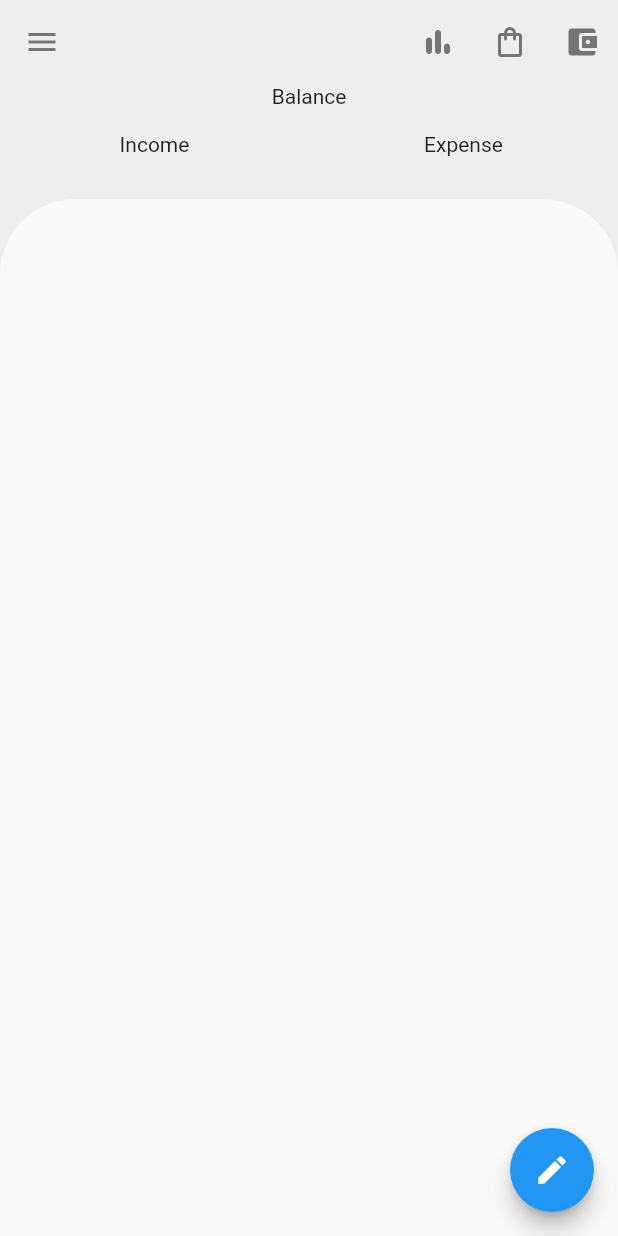
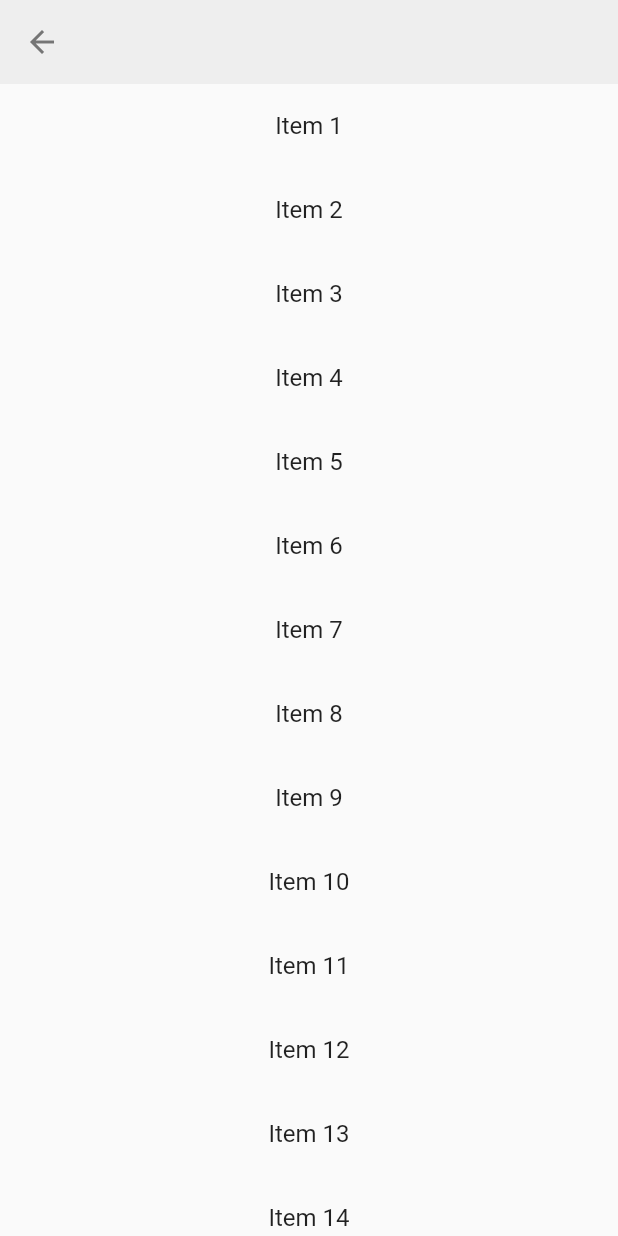
Before and after one commit to foivz/24sata-hackathon-2022-repo2-code-monkeys-1, a Flutter app: the FirstScreen screen opened directly, after a tap on the "shopping bag" icon, on a phone screen of 412 x 824 dp. Run offline on Flutter 3.47's test engine with Material 2 defaults, Android fonts, the phone set to English and light mode, and no system bars; our stand-ins replace cloud_firestore, decimal, firebase_auth, firebase_core, flutter_signin_button, getwidget and 3 more; accounts and stored records are empty; network calls fail; Roboto replaces fonts that are missing (Ubuntu).

Commit message:
Changed stuff...

```diff
--- a/lib/main_screen.dart
+++ b/lib/main_screen.dart
@@ -1,6 +1,7 @@
 import 'package:monkey/database/database.dart';
 import 'package:monkey/models/category.dart';
 import 'package:monkey/pages/budget_screen.dart';
+import 'package:monkey/pages/shopping.dart';
 import 'package:monkey/pages/transaction_screen.dart';
 import 'package:monkey/widgets/action_button.dart';
 import 'package:monkey/pages/stats.dart';
@@ -8,7 +9,6 @@ import 'package:monkey/widgets/screen_select.dart';
 import 'package:flutter/material.dart';
 
 import 'widgets/profile_drawer.dart';
-
 
 class FirstScreen extends StatefulWidget {
   const FirstScreen({Key? key}) : super(key: key);
@@ -38,9 +38,15 @@ class _FirstScreenState extends State<FirstScreen> {
                       ),
                     );
                   },
-                    icon: Icon(Icons.bar_chart_rounded)),
+                  icon: const Icon(Icons.bar_chart_rounded)),
               IconButton(
-                    onPressed: () {}, icon: Icon(Icons.shopping_bag_outlined)),
+                  onPressed: () {
+                    Navigator.push(
+                        context,
+                        MaterialPageRoute(
+                            builder: (context) => const Shopping()));
+
+                  }, icon: const Icon(Icons.shopping_bag_outlined)),
               IconButton(
                   onPressed: () {
                     Navigator.push(
@@ -48,11 +54,20 @@ class _FirstScreenState extends State<FirstScreen> {
                         MaterialPageRoute(
                             builder: (context) => const BudgetScreen()));
                   },
-                    icon: Icon(Icons.account_balance_wallet)),
+                  icon: const Icon(Icons.account_balance_wallet)),
             ],
           ),
           body: TransactionScreen(),
-            floatingActionButton: const ExampleExpandableFab()),
+
+          floatingActionButton: FloatingActionButton(
+            onPressed: () {
+              // Add your onPressed code here!
+            },
+            backgroundColor: Colors.blue,
+            child: const Icon(Icons.add),
+          ),
+          floatingActionButtonLocation: FloatingActionButtonLocation.centerFloat,
+        ),
         onWillPop: () async => false);
   }
 }
--- /dev/null
+++ b/lib/pages/shopping.dart
@@ -0,0 +1,87 @@
+import 'package:flutter/material.dart';
+
+class Shopping extends StatefulWidget {
+  const Shopping({Key? key}) : super(key: key);
+
+  @override
+  State<Shopping> createState() => _ShoppingState();
+}
+
+class _ShoppingState extends State<Shopping> {
+  @override
+  Widget build(BuildContext context) {
+    return Scaffold(
+        appBar: AppBar(
+          backgroundColor: Colors.grey[200],
+          foregroundColor: Colors.grey[600],
+          elevation: 0,
+          centerTitle: true,
+        ),
+      body: SwipeToDismiss()
+    );
+  }
+}
+
+
+class SwipeToDismiss extends StatefulWidget {
+  const SwipeToDismiss({Key? key}) : super(key: key);
+
+  @override
+  State<StatefulWidget> createState() {
+    return DismissItemList();
+  }
+}
+
+class DismissItemList extends State<SwipeToDismiss> {
+  final _items = List<String>.generate(20, (i) => "Item ${i + 1}");
+
+  @override
+  Widget build(BuildContext context) {
+    return ListView.builder(
+      itemCount: _items.length,
+      itemBuilder: (context, index) {
+        final String item = _items[index];
+        // Each Dismissible must contain a Key. Keys allow Flutter to uniquely
+        // identify Widgets.
+        return Dismissible(
+          key: Key(item),
+          // We also need to provide a function that tells our app what to do
+          // after an item has been swiped away.
+          onDismissed: (DismissDirection dir) {
+            setState(() => this._items.removeAt(index));
+            ScaffoldMessenger.of(context).showSnackBar(
+              SnackBar(
+                content: Text(
+                  dir == DismissDirection.startToEnd
+                      ? '$item removed.'
+                      : '$item liked.',
+                ),
+                action: SnackBarAction(
+                  label: 'UNDO',
+                  onPressed: () {
+                    setState(() => this._items.insert(index, item));
+                  },
+                ),
+              ),
+            );
+          },
+          // Show a red background as the item is swiped away
+          background: Container(
+            color: Colors.red,
+            alignment: Alignment.centerLeft,
+            child: const Icon(Icons.delete),
+          ),
+          // Background when swipping from right to left
+          secondaryBackground: Container(
+            color: Colors.green,
+            alignment: Alignment.centerRight,
+            child: const Icon(Icons.thumb_up),
+          ),
+          child: ListTile(
+            title: Center(child: Text(_items[index])),
+          ),
+        );
+      },
+    );
+  }
+}
--- a/lib/pages/transaction_screen.dart
+++ b/lib/pages/transaction_screen.dart
@@ -1,4 +1,6 @@
 import 'package:flutter/material.dart';
+import 'package:getwidget/getwidget.dart';
+
 
 class TransactionScreen extends StatelessWidget {
   const TransactionScreen({Key? key}) : super(key: key);
@@ -12,22 +14,29 @@ class TransactionScreen extends StatelessWidget {
             child: Container(
               color: Colors.grey[200],
               child:Text('Balance', textAlign: TextAlign.center),
-
-
             ),
           ),
-        Column(
+        Container(
+          margin: const EdgeInsets.fromLTRB(36, 24, 36, 24),
+          child: Column(
             children: [
-            Text(' '),
-            Text(' '),
               Row(
                 children: [
-
-             Expanded(child: Text('Income', textAlign: TextAlign.center,)),
-             Expanded(child: Text('Expense', textAlign: TextAlign.center,)),
+                  GFButton(
+                    onPressed: (){},
+                    text: "Income",
+                    shape: GFButtonShape.pills,
+                  ),
+                  Spacer(),
+                  GFButton(
+                    onPressed: (){},
+                    text: "Expenses",
+                    shape: GFButtonShape.pills,
+                  )
                 ],
               ),
             ],
+          ),
         ),
         _buildDraggableScrollableSheet(),
 
--- a/pubspec.yaml
+++ b/pubspec.yaml
@@ -44,6 +44,7 @@ dependencies:
   intro_slider: ^3.0.4
   google_sign_in: ^5.2.4
   provider: ^6.0.2
+  getwidget: ^2.0.5
 
 dev_dependencies:
   flutter_test:
```
Also changed, not shown: pubspec.lock. Lines whose indentation alone changed are shown as unchanged.
